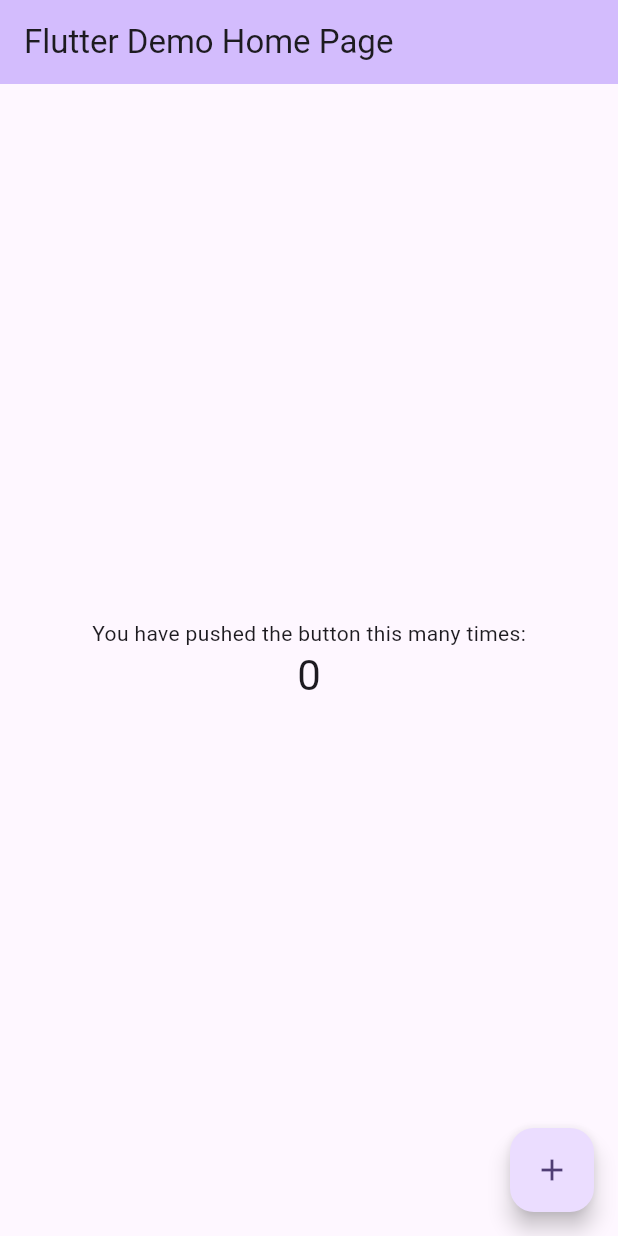
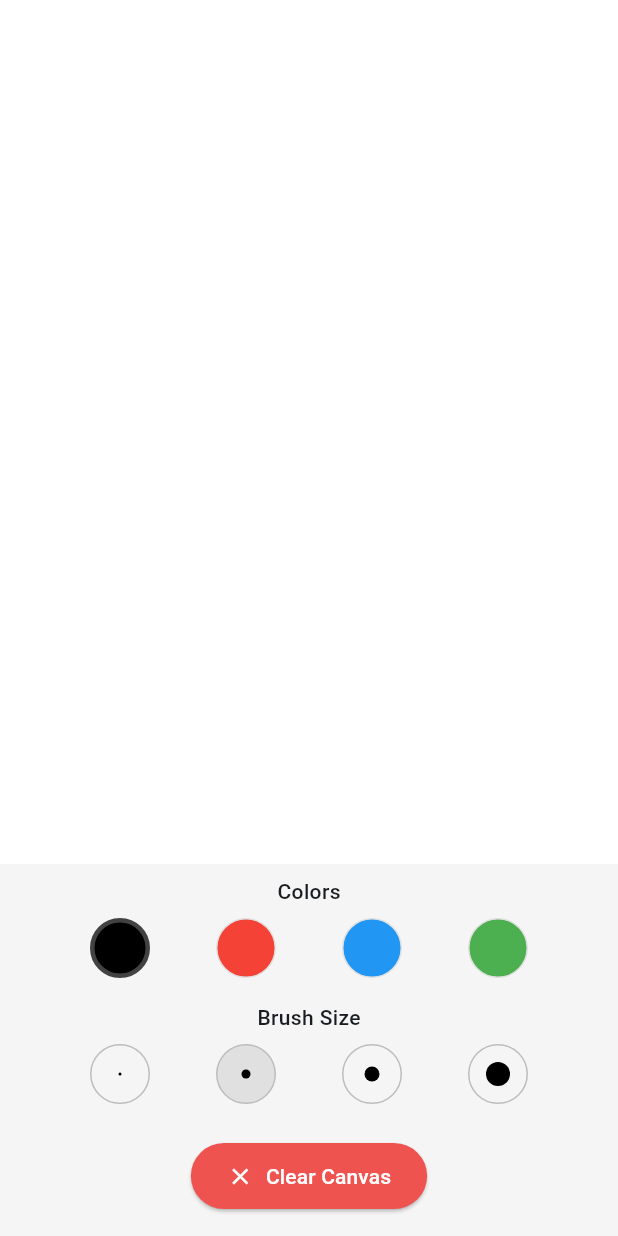
Before and after one commit to Kir1n12/sound_sketchbook, a Flutter app: the screen it shows after launch, on a phone screen of 412 x 824 dp. Run offline on Flutter 3.47's test engine with Material 3 defaults, Android fonts, the phone set to English and light mode, and no system bars.

Commit message:
Implement drawing canvas functionality with smooth line drawing and UI controls
Co-authored-by: Kir1n12 <92799693+Kir1n12@users.noreply.github.com>

```diff
--- a/lib/main.dart
+++ b/lib/main.dart
@@ -1,122 +1,23 @@
 import 'package:flutter/material.dart';
+import 'screens/drawing_screen.dart';
 
 void main() {
-  runApp(const MyApp());
+  runApp(const SoundSketchbookApp());
 }
 
-class MyApp extends StatelessWidget {
-  const MyApp({super.key});
+class SoundSketchbookApp extends StatelessWidget {
+  const SoundSketchbookApp({super.key});
 
-  // This widget is the root of your application.
   @override
   Widget build(BuildContext context) {
     return MaterialApp(
-      title: 'Flutter Demo',
+      title: 'Sound Sketchbook',
+      debugShowCheckedModeBanner: false,
       theme: ThemeData(
-        // This is the theme of your application.
-        //
-        // TRY THIS: Try running your application with "flutter run". You'll see
-        // the application has a purple toolbar. Then, without quitting the app,
-        // try changing the seedColor in the colorScheme below to Colors.green
-        // and then invoke "hot reload" (save your changes or press the "hot
-        // reload" button in a Flutter-supported IDE, or press "r" if you used
-        // the command line to start the app).
-        //
-        // Notice that the counter didn't reset back to zero; the application
-        // state is not lost during the reload. To reset the state, use hot
-        // restart instead.
-        //
-        // This works for code too, not just values: Most code changes can be
-        // tested with just a hot reload.
-        colorScheme: ColorScheme.fromSeed(seedColor: Colors.deepPurple),
+        colorScheme: ColorScheme.fromSeed(seedColor: Colors.blue),
+        useMaterial3: true,
       ),
-      home: const MyHomePage(title: 'Flutter Demo Home Page'),
+      home: const DrawingScreen(),
     );
   }
 }
-
-class MyHomePage extends StatefulWidget {
-  const MyHomePage({super.key, required this.title});
-
-  // This widget is the home page of your application. It is stateful, meaning
-  // that it has a State object (defined below) that contains fields that affect
-  // how it looks.
-
-  // This class is the configuration for the state. It holds the values (in this
-  // case the title) provided by the parent (in this case the App widget) and
-  // used by the build method of the State. Fields in a Widget subclass are
-  // always marked "final".
-
-  final String title;
-
-  @override
-  State<MyHomePage> createState() => _MyHomePageState();
-}
-
-class _MyHomePageState extends State<MyHomePage> {
-  int _counter = 0;
-
-  void _incrementCounter() {
-    setState(() {
-      // This call to setState tells the Flutter framework that something has
-      // changed in this State, which causes it to rerun the build method below
-      // so that the display can reflect the updated values. If we changed
-      // _counter without calling setState(), then the build method would not be
-      // called again, and so nothing would appear to happen.
-      _counter++;
-    });
-  }
-
-  @override
-  Widget build(BuildContext context) {
-    // This method is rerun every time setState is called, for instance as done
-    // by the _incrementCounter method above.
-    //
-    // The Flutter framework has been optimized to make rerunning build methods
-    // fast, so that you can just rebuild anything that needs updating rather
-    // than having to individually change instances of widgets.
-    return Scaffold(
-      appBar: AppBar(
-        // TRY THIS: Try changing the color here to a specific color (to
-        // Colors.amber, perhaps?) and trigger a hot reload to see the AppBar
-        // change color while the other colors stay the same.
-        backgroundColor: Theme.of(context).colorScheme.inversePrimary,
-        // Here we take the value from the MyHomePage object that was created by
-        // the App.build method, and use it to set our appbar title.
-        title: Text(widget.title),
-      ),
-      body: Center(
-        // Center is a layout widget. It takes a single child and positions it
-        // in the middle of the parent.
-        child: Column(
-          // Column is also a layout widget. It takes a list of children and
-          // arranges them vertically. By default, it sizes itself to fit its
-          // children horizontally, and tries to be as tall as its parent.
-          //
-          // Column has various properties to control how it sizes itself and
-          // how it positions its children. Here we use mainAxisAlignment to
-          // center the children vertically; the main axis here is the vertical
-          // axis because Columns are vertical (the cross axis would be
-          // horizontal).
-          //
-          // TRY THIS: Invoke "debug painting" (choose the "Toggle Debug Paint"
-          // action in the IDE, or press "p" in the console), to see the
-          // wireframe for each widget.
-          mainAxisAlignment: MainAxisAlignment.center,
-          children: <Widget>[
-            const Text('You have pushed the button this many times:'),
-            Text(
-              '$_counter',
-              style: Theme.of(context).textTheme.headlineMedium,
-            ),
-          ],
-        ),
-      ),
-      floatingActionButton: FloatingActionButton(
-        onPressed: _incrementCounter,
-        tooltip: 'Increment',
-        child: const Icon(Icons.add),
-      ), // This trailing comma makes auto-formatting nicer for build methods.
-    );
-  }
-}
--- /dev/null
+++ b/lib/models/drawing_point.dart
@@ -0,0 +1,86 @@
+import 'package:flutter/material.dart';
+
+/// Represents a single point in a drawing stroke
+class DrawingPoint {
+  final Offset offset;
+  final Color color;
+  final double strokeWidth;
+  final int strokeId;
+
+  DrawingPoint({
+    required this.offset,
+    required this.color,
+    required this.strokeWidth,
+    required this.strokeId,
+  });
+
+  /// Creates a copy of this point with updated properties
+  DrawingPoint copyWith({
+    Offset? offset,
+    Color? color,
+    double? strokeWidth,
+    int? strokeId,
+  }) {
+    return DrawingPoint(
+      offset: offset ?? this.offset,
+      color: color ?? this.color,
+      strokeWidth: strokeWidth ?? this.strokeWidth,
+      strokeId: strokeId ?? this.strokeId,
+    );
+  }
+
+  @override
+  bool operator ==(Object other) {
+    if (identical(this, other)) return true;
+    return other is DrawingPoint &&
+        other.offset == offset &&
+        other.color == color &&
+        other.strokeWidth == strokeWidth &&
+        other.strokeId == strokeId;
+  }
+
+  @override
+  int get hashCode {
+    return offset.hashCode ^
+        color.hashCode ^
+        strokeWidth.hashCode ^
+        strokeId.hashCode;
+  }
+}
+
+/// Represents a complete stroke consisting of multiple drawing points
+class DrawingStroke {
+  final List<DrawingPoint> points;
+  final Color color;
+  final double strokeWidth;
+  final int strokeId;
+
+  DrawingStroke({
+    required this.points,
+    required this.color,
+    required this.strokeWidth,
+    required this.strokeId,
+  });
+
+  /// Adds a point to this stroke
+  DrawingStroke addPoint(Offset offset) {
+    final newPoint = DrawingPoint(
+      offset: offset,
+      color: color,
+      strokeWidth: strokeWidth,
+      strokeId: strokeId,
+    );
+    return DrawingStroke(
+      points: [...points, newPoint],
+      color: color,
+      strokeWidth: strokeWidth,
+      strokeId: strokeId,
+    );
+  }
+
+  /// Returns true if this stroke has no points
+  bool get isEmpty => points.isEmpty;
+
+  /// Returns true if this stroke has points
+  bool get isNotEmpty => points.isNotEmpty;
+}
--- /dev/null
+++ b/lib/screens/drawing_screen.dart
@@ -0,0 +1,228 @@
+import 'package:flutter/material.dart';
+import '../models/drawing_point.dart';
+import '../widgets/drawing_canvas.dart';
+
+class DrawingScreen extends StatefulWidget {
+  const DrawingScreen({super.key});
+
+  @override
+  State<DrawingScreen> createState() => _DrawingScreenState();
+}
+
+class _DrawingScreenState extends State<DrawingScreen> {
+  List<DrawingStroke> _strokes = [];
+  DrawingStroke? _currentStroke;
+  int _currentStrokeId = 0;
+
+  // Drawing settings
+  Color _selectedColor = Colors.black;
+  double _selectedStrokeWidth = 3.0;
+
+  // Available colors
+  final List<Color> _availableColors = [
+    Colors.black,
+    Colors.red,
+    Colors.blue,
+    Colors.green,
+  ];
+
+  // Available stroke widths
+  final List<double> _availableStrokeWidths = [1.0, 3.0, 5.0, 8.0];
+
+  void _onPanStart(Offset position) {
+    setState(() {
+      _currentStroke = DrawingStroke(
+        points: [
+          DrawingPoint(
+            offset: position,
+            color: _selectedColor,
+            strokeWidth: _selectedStrokeWidth,
+            strokeId: _currentStrokeId,
+          )
+        ],
+        color: _selectedColor,
+        strokeWidth: _selectedStrokeWidth,
+        strokeId: _currentStrokeId,
+      );
+    });
+  }
+
+  void _onPanUpdate(Offset position) {
+    if (_currentStroke != null) {
+      setState(() {
+        _currentStroke = _currentStroke!.addPoint(position);
+      });
+    }
+  }
+
+  void _onPanEnd() {
+    if (_currentStroke != null) {
+      setState(() {
+        _strokes.add(_currentStroke!);
+        _currentStroke = null;
+        _currentStrokeId++;
+      });
+    }
+  }
+
+  void _clearCanvas() {
+    setState(() {
+      _strokes.clear();
+      _currentStroke = null;
+      _currentStrokeId = 0;
+    });
+  }
+
+  void _setSelectedColor(Color color) {
+    setState(() {
+      _selectedColor = color;
+    });
+  }
+
+  void _setSelectedStrokeWidth(double width) {
+    setState(() {
+      _selectedStrokeWidth = width;
+    });
+  }
+
+  Widget _buildColorSelector() {
+    return Container(
+      padding: const EdgeInsets.symmetric(horizontal: 16.0, vertical: 8.0),
+      child: Row(
+        mainAxisAlignment: MainAxisAlignment.spaceEvenly,
+        children: _availableColors.map((color) {
+          return GestureDetector(
+            onTap: () => _setSelectedColor(color),
+            child: Container(
+              width: 40,
+              height: 40,
+              decoration: BoxDecoration(
+                color: color,
+                shape: BoxShape.circle,
+                border: Border.all(
+                  color: _selectedColor == color ? Colors.grey[800]! : Colors.grey[300]!,
+                  width: _selectedColor == color ? 3.0 : 1.0,
+                ),
+              ),
+            ),
+          );
+        }).toList(),
+      ),
+    );
+  }
+
+  Widget _buildStrokeWidthSelector() {
+    return Container(
+      padding: const EdgeInsets.symmetric(horizontal: 16.0, vertical: 8.0),
+      child: Row(
+        mainAxisAlignment: MainAxisAlignment.spaceEvenly,
+        children: _availableStrokeWidths.map((width) {
+          return GestureDetector(
+            onTap: () => _setSelectedStrokeWidth(width),
+            child: Container(
+              width: 40,
+              height: 40,
+              decoration: BoxDecoration(
+                color: _selectedStrokeWidth == width ? Colors.grey[300] : Colors.transparent,
+                shape: BoxShape.circle,
+                border: Border.all(
+                  color: Colors.grey[400]!,
+                  width: 1.0,
+                ),
+              ),
+              child: Center(
+                child: Container(
+                  width: width * 2,
+                  height: width * 2,
+                  decoration: const BoxDecoration(
+                    color: Colors.black,
+                    shape: BoxShape.circle,
+                  ),
+                ),
+              ),
+            ),
+          );
+        }).toList(),
+      ),
+    );
+  }
+
+  Widget _buildToolbar() {
+    return Container(
+      color: Colors.grey[100],
+      child: SafeArea(
+        child: Column(
+          mainAxisSize: MainAxisSize.min,
+          children: [
+            // Color selector
+            const Padding(
+              padding: EdgeInsets.only(top: 8.0),
+              child: Text(
+                'Colors',
+                style: TextStyle(
+                  fontSize: 14,
+                  fontWeight: FontWeight.w500,
+                ),
+              ),
+            ),
+            _buildColorSelector(),
+
+            // Stroke width selector
+            const Padding(
+              padding: EdgeInsets.only(top: 8.0),
+              child: Text(
+                'Brush Size',
+                style: TextStyle(
+                  fontSize: 14,
+                  fontWeight: FontWeight.w500,
+                ),
+              ),
+            ),
+            _buildStrokeWidthSelector(),
+
+            // Clear button
+            Padding(
+              padding: const EdgeInsets.all(16.0),
+              child: ElevatedButton.icon(
+                onPressed: _clearCanvas,
+                icon: const Icon(Icons.clear),
+                label: const Text('Clear Canvas'),
+                style: ElevatedButton.styleFrom(
+                  backgroundColor: Colors.red[400],
+                  foregroundColor: Colors.white,
+                  padding: const EdgeInsets.symmetric(horizontal: 24, vertical: 12),
+                ),
+              ),
+            ),
+          ],
+        ),
+      ),
+    );
+  }
+
+  @override
+  Widget build(BuildContext context) {
+    return Scaffold(
+      backgroundColor: Colors.white,
+      body: Column(
+        children: [
+          // Drawing canvas - takes most of the screen
+          Expanded(
+            child: DrawingCanvas(
+              strokes: _strokes,
+              currentStroke: _currentStroke,
+              selectedColor: _selectedColor,
+              selectedStrokeWidth: _selectedStrokeWidth,
+              onPanStart: _onPanStart,
+              onPanUpdate: _onPanUpdate,
+              onPanEnd: _onPanEnd,
+            ),
+          ),
+
+          // Toolbar at the bottom
+          _buildToolbar(),
+        ],
+      ),
+    );
+  }
+}
--- /dev/null
+++ b/lib/widgets/drawing_canvas.dart
@@ -0,0 +1,143 @@
+import 'package:flutter/material.dart';
+import '../models/drawing_point.dart';
+
+/// Custom painter for drawing smooth lines and strokes
+class DrawingCanvasPainter extends CustomPainter {
+  final List<DrawingStroke> strokes;
+  final DrawingStroke? currentStroke;
+
+  DrawingCanvasPainter({
+    required this.strokes,
+    this.currentStroke,
+  });
+
+  @override
+  void paint(Canvas canvas, Size size) {
+    // Draw completed strokes
+    for (final stroke in strokes) {
+      _drawStroke(canvas, stroke);
+    }
+
+    // Draw current stroke if it exists
+    if (currentStroke != null && currentStroke!.isNotEmpty) {
+      _drawStroke(canvas, currentStroke!);
+    }
+  }
+
+  void _drawStroke(Canvas canvas, DrawingStroke stroke) {
+    if (stroke.points.length < 2) {
+      // Draw a single point as a circle
+      if (stroke.points.isNotEmpty) {
+        final paint = Paint()
+          ..color = stroke.color
+          ..strokeCap = StrokeCap.round
+          ..style = PaintingStyle.fill;
+
+        canvas.drawCircle(
+          stroke.points.first.offset,
+          stroke.strokeWidth / 2,
+          paint,
+        );
+      }
+      return;
+    }
+
+    final path = Path();
+    final paint = Paint()
+      ..color = stroke.color
+      ..strokeWidth = stroke.strokeWidth
+      ..strokeCap = StrokeCap.round
+      ..strokeJoin = StrokeJoin.round
+      ..style = PaintingStyle.stroke;
+
+    // Start the path at the first point
+    path.moveTo(stroke.points.first.offset.dx, stroke.points.first.offset.dy);
+
+    // Create smooth curves between points using quadratic bezier curves
+    for (int i = 1; i < stroke.points.length; i++) {
+      final currentPoint = stroke.points[i].offset;
+      final previousPoint = stroke.points[i - 1].offset;
+
+      if (i == stroke.points.length - 1) {
+        // Last point - draw a line to it
+        path.lineTo(currentPoint.dx, currentPoint.dy);
+      } else {
+        // Create a smooth curve using the midpoint
+        final nextPoint = stroke.points[i + 1].offset;
+        final midPoint = Offset(
+          (currentPoint.dx + nextPoint.dx) / 2,
+          (currentPoint.dy + nextPoint.dy) / 2,
+        );
+        path.quadraticBezierTo(
+          currentPoint.dx,
+          currentPoint.dy,
+          midPoint.dx,
+          midPoint.dy,
+        );
+      }
+    }
+
+    canvas.drawPath(path, paint);
+  }
+
+  @override
+  bool shouldRepaint(covariant CustomPainter oldDelegate) {
+    return oldDelegate is! DrawingCanvasPainter ||
+        oldDelegate.strokes != strokes ||
+        oldDelegate.currentStroke != currentStroke;
+  }
+}
+
+/// Widget that provides a drawing canvas with touch/mouse input
+class DrawingCanvas extends StatefulWidget {
+  final List<DrawingStroke> strokes;
+  final DrawingStroke? currentStroke;
+  final Color selectedColor;
+  final double selectedStrokeWidth;
+  final Function(Offset) onPanStart;
+  final Function(Offset) onPanUpdate;
+  final Function() onPanEnd;
+
+  const DrawingCanvas({
+    super.key,
+    required this.strokes,
+    this.currentStroke,
+    required this.selectedColor,
+    required this.selectedStrokeWidth,
+    required this.onPanStart,
+    required this.onPanUpdate,
+    required this.onPanEnd,
+  });
+
+  @override
+  State<DrawingCanvas> createState() => _DrawingCanvasState();
+}
+
+class _DrawingCanvasState extends State<DrawingCanvas> {
+  @override
+  Widget build(BuildContext context) {
+    return Container(
+      width: double.infinity,
+      height: double.infinity,
+      color: Colors.white,
+      child: GestureDetector(
+        onPanStart: (details) {
+          widget.onPanStart(details.localPosition);
+        },
+        onPanUpdate: (details) {
+          widget.onPanUpdate(details.localPosition);
+        },
+        onPanEnd: (details) {
+          widget.onPanEnd();
+        },
+        child: CustomPaint(
+          size: Size.infinite,
+          painter: DrawingCanvasPainter(
+            strokes: widget.strokes,
+            currentStroke: widget.currentStroke,
+          ),
+        ),
+      ),
+    );
+  }
+}
```
Also changed, not shown: 2 other files.
